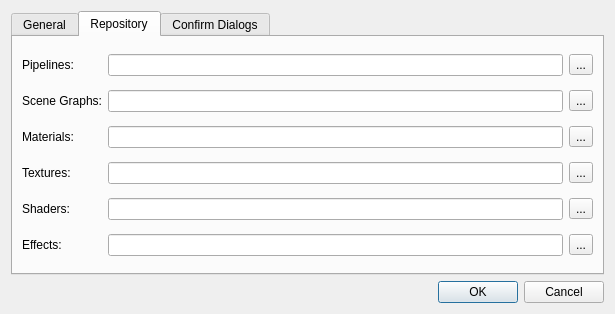
Qt form Tools/Horde3DEditor/src/HordeSceneEditor/SettingsDialog.ui (shdpl/nawia) before a commit.
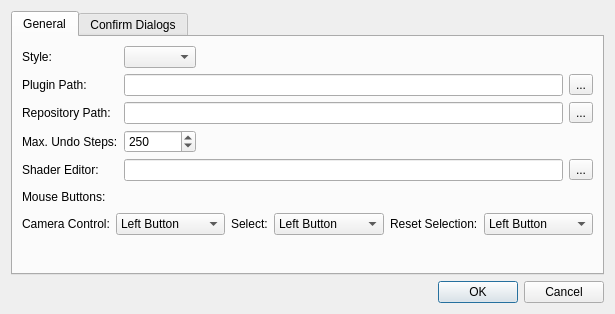
The same form after that commit. The open tabs and pages were chosen to show the change.

Commit message: - removed usage of Horde3DUtils::get-/setResourcePath - still much to test and adjust

The edit to the form file:
```diff
--- a/Tools/Horde3DEditor/src/HordeSceneEditor/SettingsDialog.ui
+++ b/Tools/Horde3DEditor/src/HordeSceneEditor/SettingsDialog.ui
@@ -22,18 +22,18 @@
       <attribute name="title" >
        <string>General</string>
       </attribute>
-      <layout class="QGridLayout" >
-       <item row="0" column="0" >
-        <widget class="QLabel" name="label_10" >
-         <property name="text" >
+      <layout class="QGridLayout" name="gridLayout">
+       <item row="0" column="0">
+        <widget class="QLabel" name="label_10">
+         <property name="text">
           <string>Style:</string>
          </property>
         </widget>
        </item>
-       <item row="0" column="1" >
-        <widget class="QComboBox" name="m_styleCombo" />
+       <item row="0" column="1">
+        <widget class="QComboBox" name="m_styleCombo"/>
        </item>
-       <item row="0" column="2" colspan="2" >
+       <item row="0" column="3">
         <spacer>
          <property name="orientation" >
           <enum>Qt::Horizontal</enum>
@@ -46,9 +46,9 @@
          </property>
         </spacer>
        </item>
-       <item row="1" column="0" >
-        <widget class="QLabel" name="label" >
-         <property name="whatsThis" >
+       <item row="1" column="0">
+        <widget class="QLabel" name="label">
+         <property name="whatsThis">
           <string>The directory specified here will be searched for additionally editor plugins</string>
          </property>
          <property name="text" >
@@ -56,26 +56,43 @@
          </property>
         </widget>
        </item>
-       <item row="1" column="1" colspan="2" >
-        <widget class="QLineEdit" name="m_plugInPath" />
+       <item row="1" column="1" colspan="3">
+        <widget class="QLineEdit" name="m_plugInPath"/>
        </item>
-       <item row="1" column="3" >
-        <widget class="QToolButton" name="m_setPluginPath" >
-         <property name="text" >
+       <item row="1" column="4">
+        <widget class="QToolButton" name="m_setPluginPath">
+         <property name="text">
           <string>...</string>
          </property>
         </widget>
        </item>
-       <item row="2" column="0" >
-        <widget class="QLabel" name="label_7" >
-         <property name="text" >
+       <item row="2" column="0">
+        <widget class="QLabel" name="label_17">
+         <property name="text">
+          <string>Repository Path:</string>
+         </property>
+        </widget>
+       </item>
+       <item row="2" column="1" colspan="3">
+        <widget class="QLineEdit" name="m_repositoryPath"/>
+       </item>
+       <item row="2" column="4">
+        <widget class="QToolButton" name="m_setRepositoryPath">
+         <property name="text">
+          <string>...</string>
+         </property>
+        </widget>
+       </item>
+       <item row="3" column="0">
+        <widget class="QLabel" name="label_7">
+         <property name="text">
           <string>Max. Undo Steps:</string>
          </property>
         </widget>
        </item>
-       <item row="2" column="1" >
-        <widget class="QSpinBox" name="m_undoSteps" >
-         <property name="minimumSize" >
+       <item row="3" column="1">
+        <widget class="QSpinBox" name="m_undoSteps">
+         <property name="minimumSize">
           <size>
            <width>71</width>
            <height>0</height>
@@ -102,7 +119,7 @@
          </property>
         </widget>
        </item>
-       <item row="2" column="2" colspan="2" >
+       <item row="3" column="3">
         <spacer>
          <property name="orientation" >
           <enum>Qt::Horizontal</enum>
@@ -115,9 +132,9 @@
          </property>
         </spacer>
        </item>
-       <item row="3" column="0" >
-        <widget class="QLabel" name="label_2" >
-         <property name="whatsThis" >
+       <item row="4" column="0">
+        <widget class="QLabel" name="label_2">
+         <property name="whatsThis">
           <string>The application specified here will be used when you click the edit button next to a shader in the editor</string>
          </property>
          <property name="text" >
@@ -125,24 +142,24 @@
          </property>
         </widget>
        </item>
-       <item row="3" column="1" colspan="2" >
-        <widget class="QLineEdit" name="m_shaderEditor" />
+       <item row="4" column="1" colspan="3">
+        <widget class="QLineEdit" name="m_shaderEditor"/>
        </item>
-       <item row="3" column="3" >
-        <widget class="QToolButton" name="m_setShaderEditor" >
-         <property name="text" >
+       <item row="4" column="4">
+        <widget class="QToolButton" name="m_setShaderEditor">
+         <property name="text">
           <string>...</string>
          </property>
         </widget>
        </item>
-       <item row="4" column="0" >
-        <widget class="QLabel" name="label_11" >
-         <property name="text" >
+       <item row="5" column="0">
+        <widget class="QLabel" name="label_11">
+         <property name="text">
           <string>Mouse Buttons:</string>
          </property>
         </widget>
        </item>
-       <item row="4" column="1" colspan="3" >
+       <item row="5" column="1" colspan="4">
         <spacer>
          <property name="orientation" >
           <enum>Qt::Horizontal</enum>
@@ -155,12 +172,12 @@
          </property>
         </spacer>
        </item>
-       <item row="5" column="0" colspan="4" >
-        <layout class="QHBoxLayout" >
+       <item row="6" column="0" colspan="5">
+        <layout class="QHBoxLayout">
          <item>
-          <widget class="QLabel" name="label_12" >
-           <property name="sizePolicy" >
-            <sizepolicy vsizetype="Preferred" hsizetype="Fixed" >
+          <widget class="QLabel" name="label_12">
+           <property name="sizePolicy">
+            <sizepolicy hsizetype="Fixed" vsizetype="Preferred">
              <horstretch>0</horstretch>
              <verstretch>0</verstretch>
             </sizepolicy>
@@ -171,7 +188,7 @@
           </widget>
          </item>
          <item>
-          <widget class="QComboBox" name="m_cameraMoveButton" >
+          <widget class="QComboBox" name="m_cameraMoveButton">
            <item>
             <property name="text" >
              <string>Left Button</string>
@@ -190,9 +207,9 @@
           </widget>
          </item>
          <item>
-          <widget class="QLabel" name="label_13" >
-           <property name="sizePolicy" >
-            <sizepolicy vsizetype="Preferred" hsizetype="Fixed" >
+          <widget class="QLabel" name="label_13">
+           <property name="sizePolicy">
+            <sizepolicy hsizetype="Fixed" vsizetype="Preferred">
              <horstretch>0</horstretch>
              <verstretch>0</verstretch>
             </sizepolicy>
@@ -203,8 +220,8 @@
           </widget>
          </item>
          <item>
-          <widget class="QComboBox" name="m_selectButton" >
-           <property name="currentIndex" >
+          <widget class="QComboBox" name="m_selectButton">
+           <property name="currentIndex">
             <number>0</number>
            </property>
            <item>
@@ -225,9 +242,9 @@
           </widget>
          </item>
          <item>
-          <widget class="QLabel" name="label_14" >
-           <property name="sizePolicy" >
-            <sizepolicy vsizetype="Preferred" hsizetype="Fixed" >
+          <widget class="QLabel" name="label_14">
+           <property name="sizePolicy">
+            <sizepolicy hsizetype="Fixed" vsizetype="Preferred">
              <horstretch>0</horstretch>
              <verstretch>0</verstretch>
             </sizepolicy>
@@ -238,8 +255,8 @@
           </widget>
          </item>
          <item>
-          <widget class="QComboBox" name="m_resetSelectButton" >
-           <property name="currentIndex" >
+          <widget class="QComboBox" name="m_resetSelectButton">
+           <property name="currentIndex">
             <number>0</number>
            </property>
            <item>
@@ -261,7 +278,7 @@
          </item>
         </layout>
        </item>
-       <item row="6" column="1" >
+       <item row="7" column="2">
         <spacer>
          <property name="orientation" >
           <enum>Qt::Vertical</enum>
@@ -276,117 +293,8 @@
        </item>
       </layout>
      </widget>
-     <widget class="QWidget" name="m_repositoryTabWidget" >
-      <attribute name="title" >
-       <string>Repository</string>
-      </attribute>
-      <layout class="QGridLayout" >
-       <item row="0" column="0" >
-        <widget class="QLabel" name="label_9" >
-         <property name="text" >
-          <string>Pipelines:</string>
-         </property>
-        </widget>
-       </item>
-       <item row="0" column="1" >
-        <widget class="QLineEdit" name="m_pipelines" />
-       </item>
-       <item row="0" column="2" >
-        <widget class="QToolButton" name="m_setPipelines" >
-         <property name="text" >
-          <string>...</string>
-         </property>
-        </widget>
-       </item>
-       <item row="1" column="0" >
-        <widget class="QLabel" name="label_3" >
-         <property name="text" >
-          <string>Scene Graphs:</string>
-         </property>
-        </widget>
-       </item>
-       <item row="1" column="1" >
-        <widget class="QLineEdit" name="m_sceneGraph" />
-       </item>
-       <item row="1" column="2" >
-        <widget class="QToolButton" name="m_setSceneGraph" >
-         <property name="text" >
-          <string>...</string>
-         </property>
-        </widget>
-       </item>
-       <item row="2" column="0" >
-        <widget class="QLabel" name="label_4" >
-         <property name="text" >
-          <string>Materials:</string>
-         </property>
-        </widget>
-       </item>
-       <item row="2" column="1" >
-        <widget class="QLineEdit" name="m_material" />
-       </item>
-       <item row="2" column="2" >
-        <widget class="QToolButton" name="m_setMaterial" >
-         <property name="text" >
-          <string>...</string>
-         </property>
-        </widget>
-       </item>
-       <item row="3" column="0" >
-        <widget class="QLabel" name="label_5" >
-         <property name="text" >
-          <string>Textures:</string>
-         </property>
-        </widget>
-       </item>
-       <item row="3" column="1" >
-        <widget class="QLineEdit" name="m_texture" />
-       </item>
-       <item row="3" column="2" >
-        <widget class="QToolButton" name="m_setTexture" >
-         <property name="text" >
-          <string>...</string>
-         </property>
-        </widget>
-       </item>
-       <item row="4" column="0" >
-        <widget class="QLabel" name="label_6" >
-         <property name="text" >
-          <string>Shaders:</string>
-         </property>
-        </widget>
-       </item>
-       <item row="4" column="1" >
-        <widget class="QLineEdit" name="m_shader" />
-       </item>
-       <item row="4" column="2" >
-        <widget class="QToolButton" name="m_setShader" >
-         <property name="text" >
-          <string>...</string>
-         </property>
-        </widget>
-       </item>
-       <item row="5" column="0" >
-        <widget class="QLabel" name="label_8" >
-         <property name="text" >
-          <string>Effects:</string>
-         </property>
-        </widget>
-       </item>
-       <item row="5" column="1" >
-        <widget class="QLineEdit" name="m_effects" />
-       </item>
-       <item row="5" column="2" >
-        <widget class="QToolButton" name="m_setEffects" >
-         <property name="text" >
-          <string>...</string>
-         </property>
-        </widget>
-       </item>
-      </layout>
-     </widget>
-     <widget class="QWidget" name="m_dialogWidget" >
-      <attribute name="title" >
+     <widget class="QWidget" name="m_dialogWidget">
+      <attribute name="title">
        <string>Confirm Dialogs</string>
       </attribute>
       <layout class="QGridLayout" >
```
Left out of the diff: 149 changed lines with no effect on the pictures. The commit also changes 46 other files.
